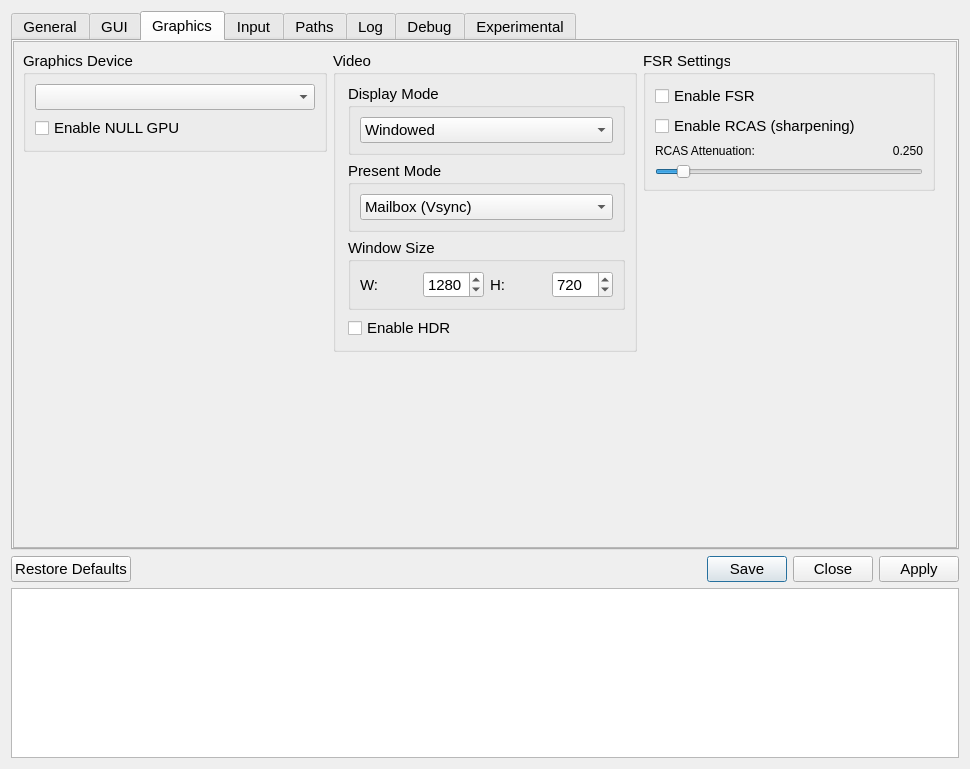
DanielSvoboda/shadLauncher4, file src/qt_ui/settings_dialog.ui: the form before one commit.
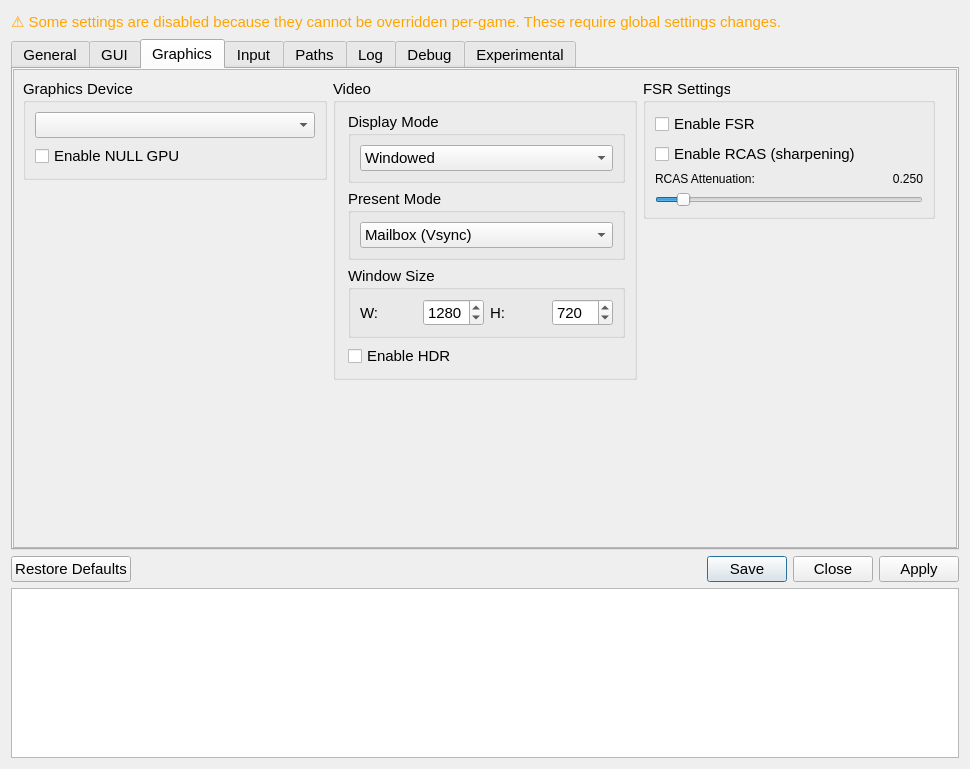
The form after the commit. The open tabs and pages were chosen to show the change. Icons and pictures are not drawn.

```diff
--- a/src/qt_ui/settings_dialog.ui
+++ b/src/qt_ui/settings_dialog.ui
@@ -19,6 +19,12 @@
     <verstretch>0</verstretch>
    </sizepolicy>
   </property>
+  <property name="maximumSize">
+   <size>
+    <width>16777215</width>
+    <height>769</height>
+   </size>
+  </property>
   <property name="font">
    <font>
     <pointsize>11</pointsize>
@@ -39,6 +45,28 @@
    <bool>false</bool>
   </property>
   <layout class="QVBoxLayout" name="settingsDialogLayout">
+   <item>
+    <widget class="QLabel" name="customSettingsLabel">
+     <property name="enabled">
+      <bool>true</bool>
+     </property>
+     <property name="sizePolicy">
+      <sizepolicy hsizetype="Fixed" vsizetype="Fixed">
+       <horstretch>0</horstretch>
+       <verstretch>0</verstretch>
+      </sizepolicy>
+     </property>
+     <property name="maximumSize">
+      <size>
+       <width>1000</width>
+       <height>22</height>
+      </size>
+     </property>
+     <property name="text">
+      <string>&lt;html&gt;&lt;head/&gt;&lt;body&gt;&lt;p&gt;&lt;span style=&quot; color:#ffa500;&quot;&gt;⚠ Some settings are disabled because they cannot be overridden per-game. These require global settings changes.&lt;/span&gt;&lt;/p&gt;&lt;/body&gt;&lt;/html&gt;</string>
+     </property>
+    </widget>
+   </item>
    <item>
     <widget class="QTabWidget" name="tabWidgetSettings">
      <property name="enabled">
@@ -939,8 +967,8 @@
         <rect>
          <x>0</x>
          <y>0</y>
-         <width>639</width>
-         <height>316</height>
+         <width>944</width>
+         <height>482</height>
         </rect>
        </property>
        <layout class="QVBoxLayout" name="graphicsTabVLayout" stretch="0,0">
```
Left out of the diff: 20 changed lines with no effect on the pictures.
